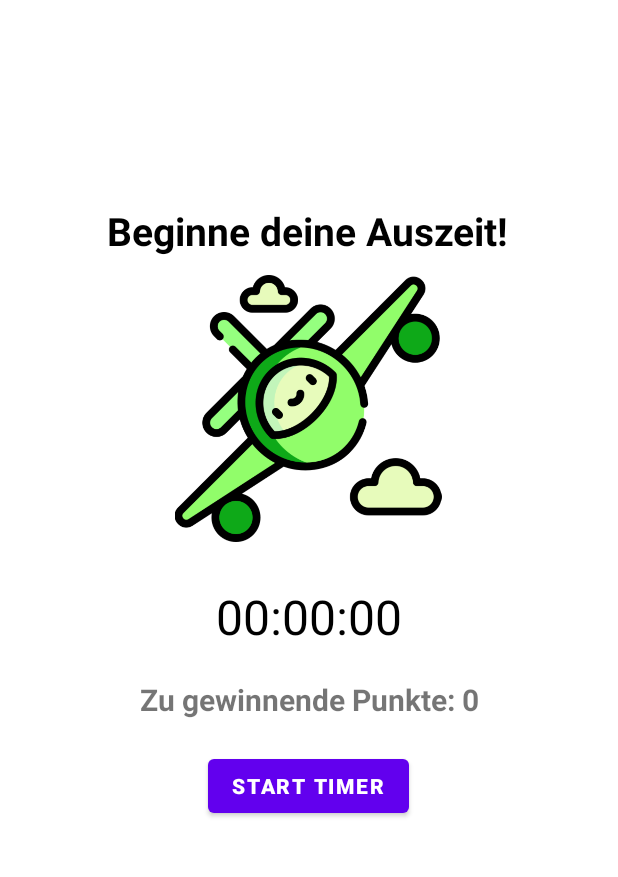
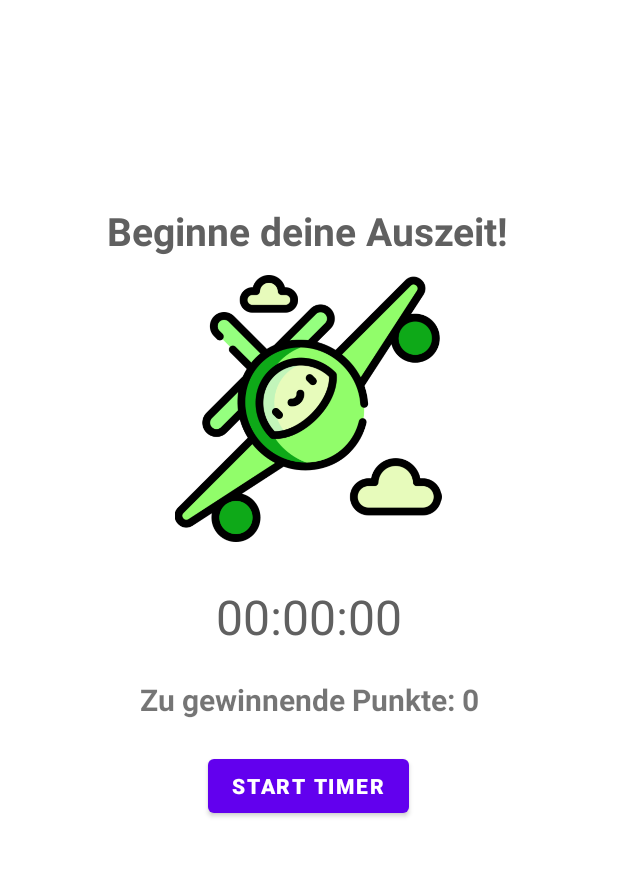
Before and after one commit to felixkoe/Time4u, an Android app: the screen it shows after launch (MainActivity), on a phone screen of 412 x 824 dp, the part 84-961 px from its top. Run offline under Robolectric (Android 15) with nearby library versions, the phone set to English and light mode, and no system bars; our stand-ins replace Room's generated code.

Commit message:
bug fixes

```diff
--- a/Time4You/app/src/main/java/com/example/time4you/model/ProfileDatabase.kt
+++ b/Time4You/app/src/main/java/com/example/time4you/model/ProfileDatabase.kt
@@ -29,7 +29,7 @@ abstract class ProfileDatabase : RoomDatabase() {
 
         }
 
-        val MIGRATION_1_2 = object : Migration(1, 2) {
+        private val MIGRATION_1_2 = object : Migration(1, 2) {
              override fun migrate(database: SupportSQLiteDatabase) {
                 database.execSQL("ALTER TABLE profile_table ADD COLUMN profilePic INTEGER NOT NULL DEFAULT 0")
             }
@@ -51,12 +51,6 @@ abstract class ProfileDatabase : RoomDatabase() {
             }
         }
 
-        fun deleteDatabase(db: ProfileDatabase){
-            val profileDao = db.profileDao()
-            subscribeOnBackground {
-                profileDao.deleteAllProfiles()
-            }
-        }
     }
 
 
--- a/Time4You/app/src/main/java/com/example/time4you/view/fragments/FragmentCreateProfile.kt
+++ b/Time4You/app/src/main/java/com/example/time4you/view/fragments/FragmentCreateProfile.kt
@@ -11,13 +11,9 @@ import android.widget.Button
 import android.widget.EditText
 import androidx.fragment.app.Fragment
 import androidx.fragment.app.FragmentTransaction
-import androidx.lifecycle.ViewModelProvider
 import com.example.time4you.model.Profile
 import com.example.time4you.model.ProfileDatabase
 import com.example.time4you.R
-import com.example.time4you.model.ProfileRepository
-import com.example.time4you.model.ProfileViewModel
-import com.example.time4you.model.ProfileViewModelFactory
 import com.example.time4you.model.subscribeOnBackground
 
 class FragmentCreateProfile : Fragment() {
--- a/Time4You/app/src/main/java/com/example/time4you/view/fragments/FragmentSecond.kt
+++ b/Time4You/app/src/main/java/com/example/time4you/view/fragments/FragmentSecond.kt
@@ -1,5 +1,6 @@
 package com.example.time4you.view.fragments
 
+import android.annotation.SuppressLint
 import android.os.Bundle
 import android.view.LayoutInflater
 import android.view.View
@@ -22,9 +23,9 @@ import kotlinx.coroutines.launch
 class FragmentSecond : Fragment() {
 
     private lateinit var fragmentTransaction: FragmentTransaction
-    lateinit var profileViewModel: ProfileViewModel
+    private lateinit var profileViewModel: ProfileViewModel
 
-    val profilePicturesAndIds = listOf(
+    private val profilePicturesAndIds = listOf(
         Pair(R.drawable.ppic1, 0b1),
         Pair(R.drawable.ppic2, 0b10),
         Pair(R.drawable.ppic3, 0b100),
@@ -50,6 +51,7 @@ class FragmentSecond : Fragment() {
         return inflater.inflate(R.layout.fragment_second, container, false)
     }
 
+    @SuppressLint("SetTextI18n")
     override fun onViewCreated(view: View, savedInstanceState: Bundle?) {
         super.onViewCreated(view, savedInstanceState)
 
--- a/Time4You/app/src/main/res/layout/fragment_main.xml
+++ b/Time4You/app/src/main/res/layout/fragment_main.xml
@@ -12,7 +12,7 @@
         android:layout_height="wrap_content"
         android:layout_marginTop="192dp"
         android:text="Beginne deine Auszeit!"
-        android:textColor="#000000"
+        android:textColor="#606060"
         android:textSize="26sp"
         android:textStyle="bold"
         app:layout_constraintEnd_toEndOf="parent"
@@ -53,7 +53,7 @@
         android:layout_marginTop="28dp"
         android:gravity="center"
         android:text="00:00:00"
-        android:textColor="@android:color/background_dark"
+        android:textColor="#606060"
         android:textSize="32sp"
         app:layout_constraintTop_toBottomOf="@+id/imageView"
         tools:layout_editor_absoluteX="0dp" />
--- a/Time4You/app/src/main/res/values-night/themes.xml
+++ b/Time4You/app/src/main/res/values-night/themes.xml
@@ -12,5 +12,7 @@
         <!-- Status bar color. -->
         <item name="android:statusBarColor">?attr/colorPrimaryVariant</item>
         <!-- Customize your theme here. -->
+        <item name="windowActionBar">false</item>
+        <item name="windowNoTitle">true</item>
     </style>
 </resources>
```
Also changed, not shown: Time4You/app/src/main/java/com/example/time4you/view/activitys/MainActivity.kt (+6 -8 lines), Time4You/app/src/main/java/com/example/time4you/view/fragments/FragmentPatchNotes.kt (+1 -7 lines), Time4You/app/src/main/java/com/example/time4you/view/fragments/FragmentShop.kt (+12 -15 lines), Time4You/app/src/main/java/com/example/time4you/view/fragments/MainFragment.kt (+0 -11 lines).
